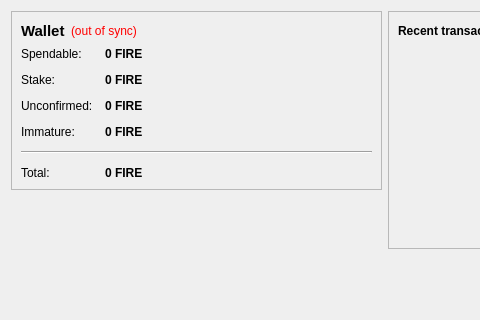
The window that src/qt/forms/overviewpage.ui (techcoincommunity/firecoin) describes before a commit, drawn with Qt 5; both pictures show x 0 to 480 and y 0 to 320 of the 770 by 487 pixel window.
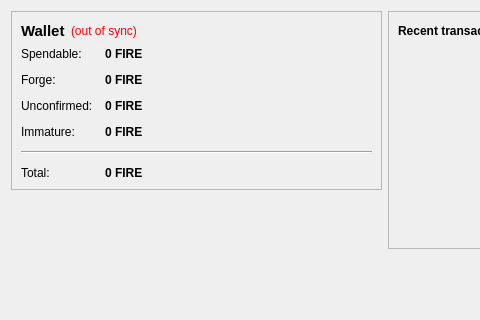
The same window after the commit. Icons and pictures are not drawn.

Commit message: Change "Stake" to "Forge"

Patch:
```diff
--- a/src/qt/forms/overviewpage.ui
+++ b/src/qt/forms/overviewpage.ui
@@ -115,7 +115,7 @@
           <item row="1" column="0">
            <widget class="QLabel" name="label_6">
             <property name="text">
-             <string>Stake:</string>
+             <string>Forge:</string>
             </property>
            </widget>
           </item>
```
